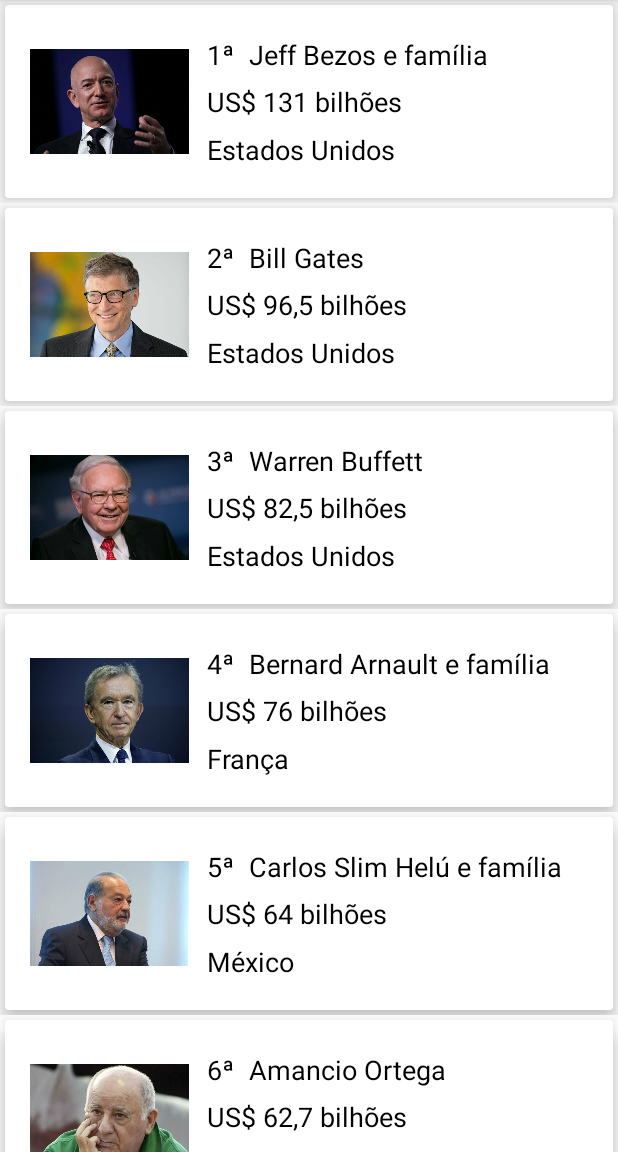
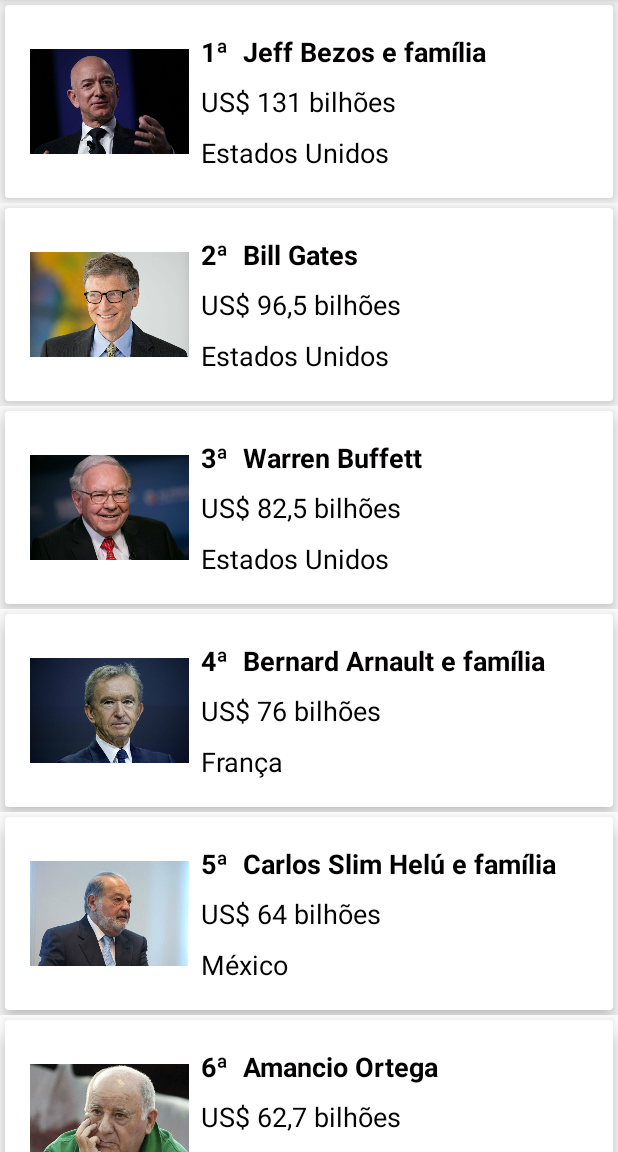
Before and after one commit to andrehfreitas/OsMaisRicosDPM, an Android app: the screen it shows after launch (MainActivity), on a phone screen of 412 x 824 dp, the part 84-1236 px from its top. Run offline under Robolectric (Android 15) with nearby library versions, the phone set to English and light mode, and no system bars.

```diff
--- a/app/build.gradle
+++ b/app/build.gradle
@@ -28,4 +28,5 @@ dependencies {
     androidTestImplementation 'androidx.test.espresso:espresso-core:3.2.0'
     implementation 'androidx.cardview:cardview:1.0.0'
     implementation 'androidx.recyclerview:recyclerview:1.1.0'
+    implementation 'com.google.android.material:material:1.0.0'
 }
--- a/app/src/main/java/br/edu/ifsp/scl/osmaisricos/MainActivity.java
+++ b/app/src/main/java/br/edu/ifsp/scl/osmaisricos/MainActivity.java
@@ -5,7 +5,11 @@ import androidx.recyclerview.widget.LinearLayoutManager;
 import androidx.recyclerview.widget.RecyclerView;
 
 import android.os.Bundle;
+import android.view.View;
 import android.widget.Adapter;
+import android.widget.Toast;
+
+import com.google.android.material.snackbar.Snackbar;
 
 import java.util.ArrayList;
 
@@ -23,11 +27,47 @@ public class MainActivity extends AppCompatActivity {
         recyclerView.setHasFixedSize(true);
         recyclerView.setLayoutManager(new LinearLayoutManager(this));
 
+        // Colocando as pessoas ricas na lista
         geraRicos();
 
         //Criando o adapter
         RicosAdapter adapter = new RicosAdapter(pessoasRicas);
         recyclerView.setAdapter(adapter);
+
+        //---------------------------------------------------------------------------------------------------//
+
+        // Configurando tratamento de eventos na lista
+
+        // Criando o escutador de clique no ITEM: Objeto da classe interna
+        EscutadorCliqueItemLista escutadorCliqueItemLista = new EscutadorCliqueItemLista();
+
+        // Criando o escutador de clique na LISTA: Objeto da classe RecyclerItemClilckListener
+        RecyclerItemClickListener escutadorLista = new RecyclerItemClickListener(getApplicationContext(),
+                                                                                 recyclerView,
+                                                                                 escutadorCliqueItemLista);
+
+        // Associando o escutador na lista
+        recyclerView.addOnItemTouchListener(escutadorLista);
+
+        //---------------------------------------------------------------------------------------------------//
+    }
+
+
+    // Classe interna do escutador de cliques nos itens da lista
+    private class EscutadorCliqueItemLista implements RecyclerItemClickListener.OnItemClickListener {
+
+        // Tratamento do clique normal
+        @Override
+        public void onItemClick(View view, int position) {
+            String nome = pessoasRicas.get(position).getNome();
+            Snackbar.make(view, "Clique SIMPLES: " + nome, Snackbar.LENGTH_LONG).show();
+        }
+
+        @Override
+        public void onLongItemClick(View view, int position) {
+            String nome = pessoasRicas.get(position).getNome();
+            Snackbar.make(view, "Clique DUPLO: " + nome, Snackbar.LENGTH_LONG).show();
+        }
     }
 
 
--- /dev/null
+++ b/app/src/main/java/br/edu/ifsp/scl/osmaisricos/RecyclerItemClickListener.java
@@ -0,0 +1,57 @@
+package br.edu.ifsp.scl.osmaisricos;
+
+import android.content.Context;
+import android.view.GestureDetector;
+import android.view.MotionEvent;
+import android.view.View;
+import androidx.recyclerview.widget.RecyclerView;
+
+
+// Créditos: Criada por Jacob Tabak
+// Disponibilizada em https://stackoverflow.com/questions/24471109/recyclerview-onclick/26196831#26196831
+
+
+// Classe para tratamento de clique normal e clique longo no RecyclerView
+public class RecyclerItemClickListener implements RecyclerView.OnItemTouchListener {
+    private OnItemClickListener mListener;
+
+    public interface OnItemClickListener {
+        public void onItemClick(View view, int position);
+
+        public void onLongItemClick(View view, int position);
+    }
+
+    GestureDetector mGestureDetector;
+
+    public RecyclerItemClickListener(Context context, final RecyclerView recyclerView, OnItemClickListener listener) {
+        mListener = listener;
+        mGestureDetector = new GestureDetector(context, new GestureDetector.SimpleOnGestureListener() {
+            @Override
+            public boolean onSingleTapUp(MotionEvent e) {
+                return true;
+            }
+
+            @Override
+            public void onLongPress(MotionEvent e) {
+                View child = recyclerView.findChildViewUnder(e.getX(), e.getY());
+                if (child != null && mListener != null) {
+                    mListener.onLongItemClick(child, recyclerView.getChildAdapterPosition(child));
+                }
+            }
+        });
+    }
+
+    @Override public boolean onInterceptTouchEvent(RecyclerView view, MotionEvent e) {
+        View childView = view.findChildViewUnder(e.getX(), e.getY());
+        if (childView != null && mListener != null && mGestureDetector.onTouchEvent(e)) {
+            mListener.onItemClick(childView, view.getChildAdapterPosition(childView));
+            return true;
+        }
+        return false;
+    }
+
+    @Override public void onTouchEvent(RecyclerView view, MotionEvent motionEvent) { }
+
+    @Override
+    public void onRequestDisallowInterceptTouchEvent (boolean disallowIntercept){}
+}
--- a/app/src/main/java/br/edu/ifsp/scl/osmaisricos/Ricos.java
+++ b/app/src/main/java/br/edu/ifsp/scl/osmaisricos/Ricos.java
@@ -28,10 +28,6 @@ public class Ricos {
         this.foto = foto;
     }
 
-    public int getId_() {
-        return id_;
-    }
-
     public String getPosicao() {
         return posicao;
     }
--- a/app/src/main/res/layout/item_lista.xml
+++ b/app/src/main/res/layout/item_lista.xml
@@ -1,6 +1,7 @@
 <?xml version="1.0" encoding="utf-8"?>
 <LinearLayout xmlns:android="http://schemas.android.com/apk/res/android"
     xmlns:app="http://schemas.android.com/apk/res-auto"
+    xmlns:tools="http://schemas.android.com/tools"
     android:layout_width="match_parent"
     android:layout_height="wrap_content"
     android:orientation="vertical">
@@ -48,6 +49,7 @@
                 android:text="Nome"
                 android:textColor="#020000"
                 android:textSize="18sp"
+                android:textStyle="bold"
                 app:layout_constraintEnd_toEndOf="parent"
                 app:layout_constraintStart_toEndOf="@+id/tvPosicao"
                 app:layout_constraintTop_toTopOf="@+id/tvPosicao" />
@@ -56,14 +58,14 @@
                 android:id="@+id/tvPosicao"
                 android:layout_width="0dp"
                 android:layout_height="wrap_content"
-                android:layout_marginStart="12dp"
-                android:layout_marginTop="8dp"
+                android:layout_marginStart="8dp"
                 android:text="Posicao"
                 android:textColor="#020000"
                 android:textSize="18sp"
+                android:textStyle="bold"
                 app:layout_constraintBottom_toTopOf="@+id/tvFortuna"
                 app:layout_constraintStart_toEndOf="@+id/imgFoto"
-                app:layout_constraintTop_toTopOf="parent" />
+                app:layout_constraintTop_toTopOf="@+id/imgFoto" />
 
             <TextView
                 android:id="@+id/tvFortuna"
@@ -82,11 +84,10 @@
                 android:id="@+id/tvPais"
                 android:layout_width="0dp"
                 android:layout_height="wrap_content"
-                android:layout_marginBottom="8dp"
                 android:text="Pais"
                 android:textColor="#020000"
                 android:textSize="18sp"
-                app:layout_constraintBottom_toBottomOf="parent"
+                app:layout_constraintBottom_toBottomOf="@+id/imgFoto"
                 app:layout_constraintEnd_toEndOf="parent"
                 app:layout_constraintHorizontal_bias="0.5"
                 app:layout_constraintStart_toStartOf="@+id/tvFortuna"
```
